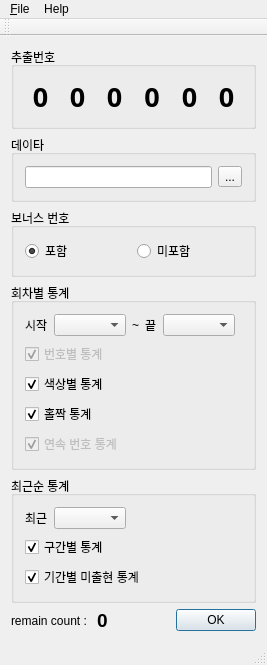
Qt form src/formFiles/MainWindow.ui (fsest4u/Taurus) before a commit.
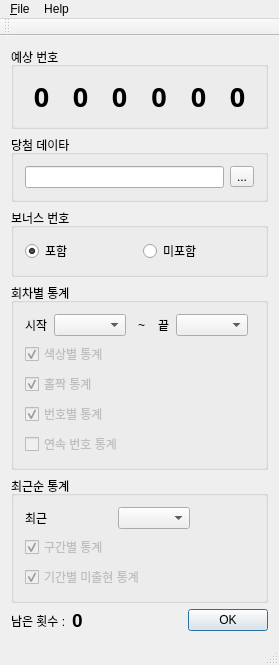
The same form after that commit.

Commit message: 통계 옵션 선택불가 수정 프로그래스바 수정

```diff
--- a/src/formFiles/MainWindow.ui
+++ b/src/formFiles/MainWindow.ui
@@ -6,19 +6,19 @@
    <rect>
     <x>0</x>
     <y>0</y>
-    <width>267</width>
-    <height>575</height>
+    <width>279</width>
+    <height>609</height>
    </rect>
   </property>
   <property name="windowTitle">
    <string>Taurus</string>
   </property>
   <widget class="QWidget" name="centralWidget">
-   <layout class="QGridLayout" name="gridLayout_9">
+   <layout class="QGridLayout" name="gridLayout_14">
     <item row="0" column="0">
      <widget class="QGroupBox" name="groupBox_2">
       <property name="title">
-       <string>추출번호</string>
+       <string>예상 번호</string>
       </property>
       <layout class="QGridLayout" name="gridLayout_8">
        <item row="0" column="0">
@@ -229,32 +229,28 @@
     <item row="1" column="0">
      <widget class="QGroupBox" name="dataBox">
       <property name="title">
-       <string>데이타</string>
+       <string>당첨 데이타</string>
       </property>
-      <layout class="QGridLayout" name="gridLayout_10">
+      <layout class="QGridLayout" name="gridLayout_9">
        <item row="0" column="0">
-        <layout class="QGridLayout" name="dataLayout">
-         <item row="0" column="0">
-          <widget class="QLineEdit" name="dataFilepath">
-           <property name="enabled">
-            <bool>true</bool>
-           </property>
-           <property name="readOnly">
-            <bool>true</bool>
-           </property>
-          </widget>
-         </item>
-         <item row="0" column="1">
-          <widget class="QToolButton" name="dataButton">
-           <property name="enabled">
-            <bool>true</bool>
-           </property>
-           <property name="text">
-            <string>...</string>
-           </property>
-          </widget>
-         </item>
-        </layout>
+        <widget class="QLineEdit" name="dataFilepath">
+         <property name="enabled">
+          <bool>true</bool>
+         </property>
+         <property name="readOnly">
+          <bool>true</bool>
+         </property>
+        </widget>
+       </item>
+       <item row="0" column="1">
+        <widget class="QToolButton" name="dataButton">
+         <property name="enabled">
+          <bool>true</bool>
+         </property>
+         <property name="text">
+          <string>...</string>
+         </property>
+        </widget>
        </item>
       </layout>
      </widget>
@@ -293,20 +289,59 @@
       <property name="title">
        <string>회차별 통계</string>
       </property>
-      <layout class="QGridLayout" name="gridLayout_5">
+      <layout class="QGridLayout" name="gridLayout_13">
        <item row="0" column="0">
         <layout class="QGridLayout" name="gridLayout_2">
-         <item row="0" column="0">
-          <widget class="QLabel" name="label">
+         <item row="0" column="7">
+          <spacer name="horizontalSpacer_11">
+           <property name="orientation">
+            <enum>Qt::Horizontal</enum>
+           </property>
+           <property name="sizeHint" stdset="0">
+            <size>
+             <width>13</width>
+             <height>20</height>
+            </size>
+           </property>
+          </spacer>
+         </item>
+         <item row="0" column="4">
+          <spacer name="horizontalSpacer">
+           <property name="orientation">
+            <enum>Qt::Horizontal</enum>
+           </property>
+           <property name="sizeHint" stdset="0">
+            <size>
+             <width>13</width>
+             <height>20</height>
+            </size>
+           </property>
+          </spacer>
+         </item>
+         <item row="0" column="5">
+          <widget class="QLabel" name="label_3">
            <property name="text">
-            <string>시작</string>
+            <string>끝</string>
            </property>
           </widget>
          </item>
-         <item row="0" column="1">
-          <widget class="QComboBox" name="cbStart"/>
+         <item row="0" column="6">
+          <widget class="QComboBox" name="cbEnd"/>
          </item>
          <item row="0" column="2">
+          <spacer name="horizontalSpacer_8">
+           <property name="orientation">
+            <enum>Qt::Horizontal</enum>
+           </property>
+           <property name="sizeHint" stdset="0">
+            <size>
+             <width>13</width>
+             <height>20</height>
+            </size>
+           </property>
+          </spacer>
+         </item>
+         <item row="0" column="3">
           <widget class="QLabel" name="label_2">
            <property name="layoutDirection">
             <enum>Qt::LeftToRight</enum>
@@ -319,65 +354,25 @@
            </property>
           </widget>
          </item>
-         <item row="0" column="3">
-          <widget class="QLabel" name="label_3">
-           <property name="text">
-            <string>끝</string>
-           </property>
-          </widget>
-         </item>
-         <item row="0" column="4">
-          <widget class="QComboBox" name="cbEnd"/>
-         </item>
-         <item row="0" column="5">
-          <spacer name="horizontalSpacer">
-           <property name="orientation">
-            <enum>Qt::Horizontal</enum>
-           </property>
-           <property name="sizeHint" stdset="0">
-            <size>
-             <width>40</width>
-             <height>20</height>
-            </size>
-           </property>
-          </spacer>
-         </item>
-        </layout>
-       </item>
-       <item row="1" column="0">
-        <layout class="QGridLayout" name="optionLayoutNumber">
-         <item row="0" column="0">
-          <widget class="QCheckBox" name="cbNumber">
-           <property name="enabled">
-            <bool>false</bool>
-           </property>
-           <property name="text">
-            <string>번호별 통계</string>
-           </property>
-           <property name="checked">
-            <bool>true</bool>
-           </property>
-          </widget>
-         </item>
          <item row="0" column="1">
-          <spacer name="horizontalSpacer_2">
-           <property name="orientation">
-            <enum>Qt::Horizontal</enum>
+          <widget class="QComboBox" name="cbStart"/>
+         </item>
+         <item row="0" column="0">
+          <widget class="QLabel" name="label">
+           <property name="text">
+            <string>시작</string>
            </property>
-           <property name="sizeHint" stdset="0">
-            <size>
-             <width>40</width>
-             <height>20</height>
-            </size>
-           </property>
-          </spacer>
+          </widget>
          </item>
         </layout>
        </item>
-       <item row="2" column="0">
-        <layout class="QGridLayout" name="optionLayoutColor">
+       <item row="1" column="0">
+        <layout class="QGridLayout" name="gridLayout_5">
          <item row="0" column="0">
           <widget class="QCheckBox" name="cbColor">
+           <property name="enabled">
+            <bool>false</bool>
+           </property>
            <property name="text">
             <string>색상별 통계</string>
            </property>
@@ -401,10 +396,26 @@
          </item>
         </layout>
        </item>
-       <item row="3" column="0">
-        <layout class="QGridLayout" name="optionLayoutSniffling">
+       <item row="2" column="0">
+        <layout class="QGridLayout" name="gridLayout_10">
+         <item row="0" column="1">
+          <spacer name="horizontalSpacer_9">
+           <property name="orientation">
+            <enum>Qt::Horizontal</enum>
+           </property>
+           <property name="sizeHint" stdset="0">
+            <size>
+             <width>40</width>
+             <height>20</height>
+            </size>
+           </property>
+          </spacer>
+         </item>
          <item row="0" column="0">
           <widget class="QCheckBox" name="cbSniffling">
+           <property name="enabled">
+            <bool>false</bool>
+           </property>
            <property name="text">
             <string>홀짝 통계</string>
            </property>
@@ -413,8 +424,25 @@
            </property>
           </widget>
          </item>
+        </layout>
+       </item>
+       <item row="3" column="0">
+        <layout class="QGridLayout" name="gridLayout_11">
+         <item row="0" column="0">
+          <widget class="QCheckBox" name="cbNumber">
+           <property name="enabled">
+            <bool>false</bool>
+           </property>
+           <property name="text">
+            <string>번호별 통계</string>
+           </property>
+           <property name="checked">
+            <bool>true</bool>
+           </property>
+          </widget>
+         </item>
          <item row="0" column="1">
-          <spacer name="horizontalSpacer_9">
+          <spacer name="horizontalSpacer_2">
            <property name="orientation">
             <enum>Qt::Horizontal</enum>
            </property>
@@ -429,7 +457,7 @@
         </layout>
        </item>
        <item row="4" column="0">
-        <layout class="QGridLayout" name="optionLayoutContinue">
+        <layout class="QGridLayout" name="gridLayout_12">
          <item row="0" column="0">
           <widget class="QCheckBox" name="cbContinue">
            <property name="enabled">
@@ -439,7 +467,7 @@
             <string>연속 번호 통계</string>
            </property>
            <property name="checked">
-            <bool>true</bool>
+            <bool>false</bool>
            </property>
           </widget>
          </item>
@@ -477,9 +505,22 @@
           </widget>
          </item>
          <item row="0" column="1">
+          <spacer name="horizontalSpacer_10">
+           <property name="orientation">
+            <enum>Qt::Horizontal</enum>
+           </property>
+           <property name="sizeHint" stdset="0">
+            <size>
+             <width>40</width>
+             <height>20</height>
+            </size>
+           </property>
+          </spacer>
+         </item>
+         <item row="0" column="2">
           <widget class="QComboBox" name="cbLastWeek"/>
          </item>
-         <item row="0" column="2">
+         <item row="0" column="3">
           <spacer name="horizontalSpacer_3">
            <property name="orientation">
             <enum>Qt::Horizontal</enum>
@@ -498,6 +539,9 @@
         <layout class="QGridLayout" name="optionLayoutSection">
          <item row="0" column="0">
           <widget class="QCheckBox" name="cbSection">
+           <property name="enabled">
+            <bool>false</bool>
+           </property>
            <property name="text">
             <string>구간별 통계</string>
            </property>
@@ -538,6 +582,9 @@
          </item>
          <item row="0" column="0">
           <widget class="QCheckBox" name="cbPeriod">
+           <property name="enabled">
+            <bool>false</bool>
+           </property>
            <property name="text">
             <string>기간별 미출현 통계</string>
            </property>
@@ -556,7 +603,7 @@
       <item row="0" column="0">
        <widget class="QLabel" name="label_5">
         <property name="text">
-         <string>remain count : </string>
+         <string>남은 횟수 :</string>
         </property>
        </widget>
       </item>
@@ -599,7 +646,7 @@
     <rect>
      <x>0</x>
      <y>0</y>
-     <width>267</width>
+     <width>279</width>
      <height>21</height>
     </rect>
    </property>
```
Left out of the diff: 3 changed lines with no effect on the pictures.
